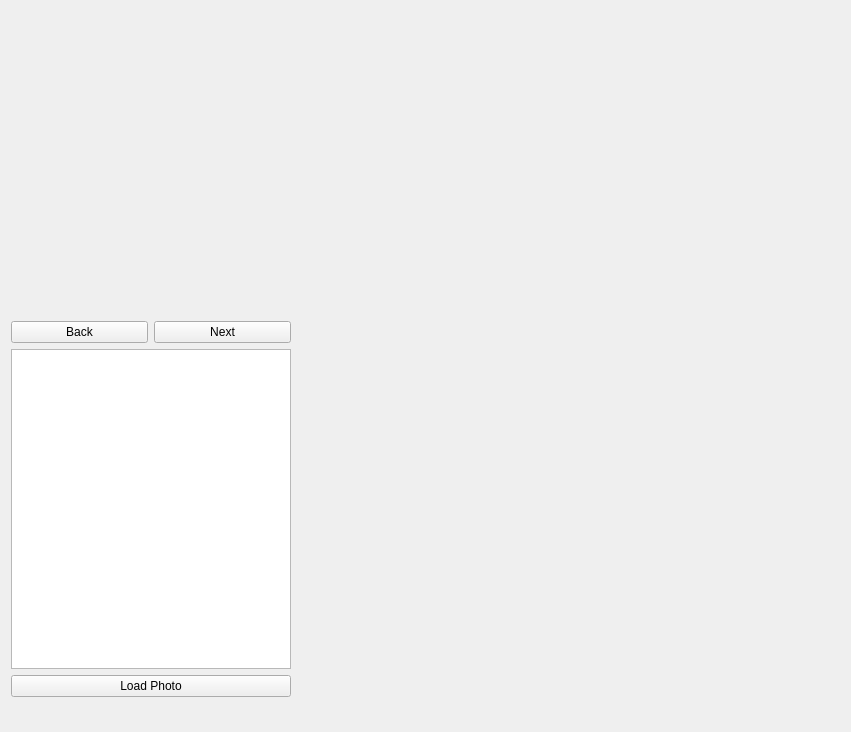
Above: window.ui from jesper/trippy before the change. Below: the same form after it.
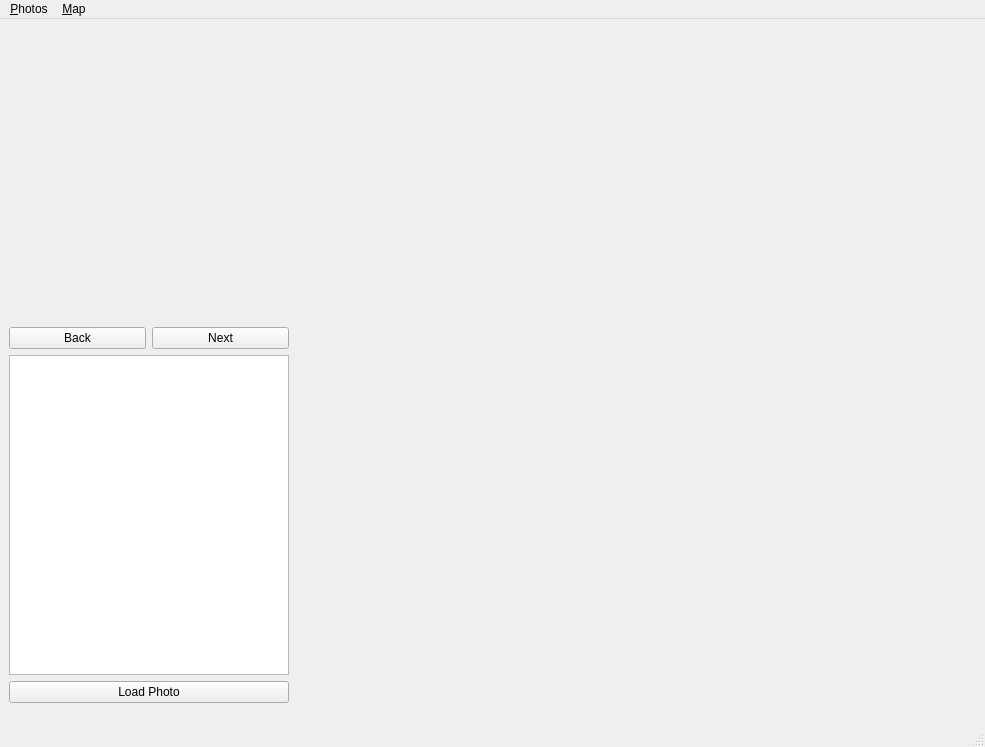
That is the form after the change. Icons and pictures are not drawn.

Commit message: Start of a new gui idea where we add a menubar

```diff
--- a/window.ui
+++ b/window.ui
@@ -1,12 +1,12 @@
 <ui version="4.0" >
  <class>window</class>
- <widget class="QWidget" name="window" >
+ <widget class="QMainWindow" name="window" >
   <property name="geometry" >
    <rect>
     <x>0</x>
     <y>0</y>
-    <width>851</width>
-    <height>732</height>
+    <width>985</width>
+    <height>747</height>
    </rect>
   </property>
   <property name="sizeIncrement" >
@@ -18,19 +18,16 @@
   <property name="windowTitle" >
    <string>Trippy</string>
   </property>
-  <layout class="QFormLayout" name="formLayout_2" >
-   <property name="sizeConstraint" >
-    <enum>QLayout::SetMinimumSize</enum>
+  <widget class="QWidget" name="centralwidget" >
+   <property name="geometry" >
+    <rect>
+     <x>0</x>
+     <y>31</y>
+     <width>985</width>
+     <height>688</height>
+    </rect>
    </property>
-   <property name="fieldGrowthPolicy" >
-    <enum>QFormLayout::AllNonFixedFieldsGrow</enum>
-   </property>
-   <property name="rowWrapPolicy" >
-    <enum>QFormLayout::DontWrapRows</enum>
-   </property>
-   <property name="formAlignment" >
-    <set>Qt::AlignLeading|Qt::AlignLeft|Qt::AlignTop</set>
-   </property>
+   <layout class="QFormLayout" name="formLayout" >
    <item row="0" column="0" >
     <layout class="QVBoxLayout" name="verticalLayout2" >
      <property name="sizeConstraint" >
@@ -105,6 +102,91 @@
     <layout class="QVBoxLayout" name="verticalLayout" />
    </item>
   </layout>
+  </widget>
+  <widget class="QMenuBar" name="menubar" >
+   <property name="geometry" >
+    <rect>
+     <x>0</x>
+     <y>0</y>
+     <width>985</width>
+     <height>31</height>
+    </rect>
+   </property>
+   <widget class="QMenu" name="menu_Photos" >
+    <property name="title" >
+     <string>&amp;Photos</string>
+    </property>
+    <addaction name="action_Add_Photos" />
+   </widget>
+   <widget class="QMenu" name="menu_Map" >
+    <property name="title" >
+     <string>&amp;Map</string>
+    </property>
+    <addaction name="actionAtlas" />
+    <addaction name="actionOpen_Street_Map" />
+    <addaction name="separator" />
+    <addaction name="actionFlag_Map" />
+    <addaction name="actionMercator" />
+    <addaction name="actionGlobe" />
+   </widget>
+   <addaction name="menu_Photos" />
+   <addaction name="menu_Map" />
+  </widget>
+  <widget class="QStatusBar" name="statusbar" >
+   <property name="geometry" >
+    <rect>
+     <x>0</x>
+     <y>719</y>
+     <width>985</width>
+     <height>28</height>
+    </rect>
+   </property>
+  </widget>
+  <action name="action_Add_Photos" >
+   <property name="text" >
+    <string>&amp;Add Photos</string>
+   </property>
+  </action>
+  <action name="actionAtlas" >
+   <property name="checkable" >
+    <bool>true</bool>
+   </property>
+   <property name="text" >
+    <string>Atlas Map</string>
+   </property>
+  </action>
+  <action name="actionOpen_Street_Map" >
+   <property name="checkable" >
+    <bool>true</bool>
+   </property>
+   <property name="text" >
+    <string>Open Street Map</string>
+   </property>
+  </action>
+  <action name="actionFlag_Map" >
+   <property name="checkable" >
+    <bool>true</bool>
+   </property>
+   <property name="text" >
+    <string>Flat Projection</string>
+   </property>
+  </action>
+  <action name="actionMercator" >
+   <property name="checkable" >
+    <bool>true</bool>
+   </property>
+   <property name="text" >
+    <string>Mercator Projection</string>
+   </property>
+  </action>
+  <action name="actionGlobe" >
+   <property name="checkable" >
+    <bool>true</bool>
+   </property>
+   <property name="text" >
+    <string>Globe Projection</string>
+   </property>
+  </action>
  </widget>
  <resources/>
  <connections/>
```
Left out of the diff: 8 changed lines with no effect on the pictures. Lines whose indentation alone changed are shown as unchanged. The commit also changes 2 other files.
